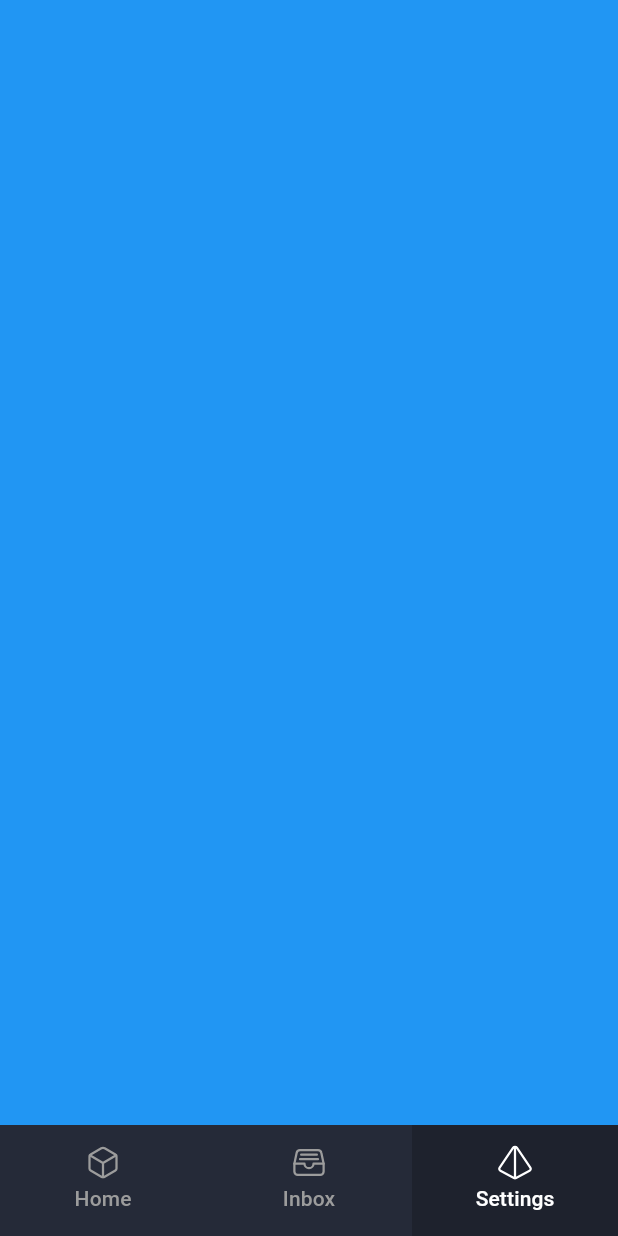
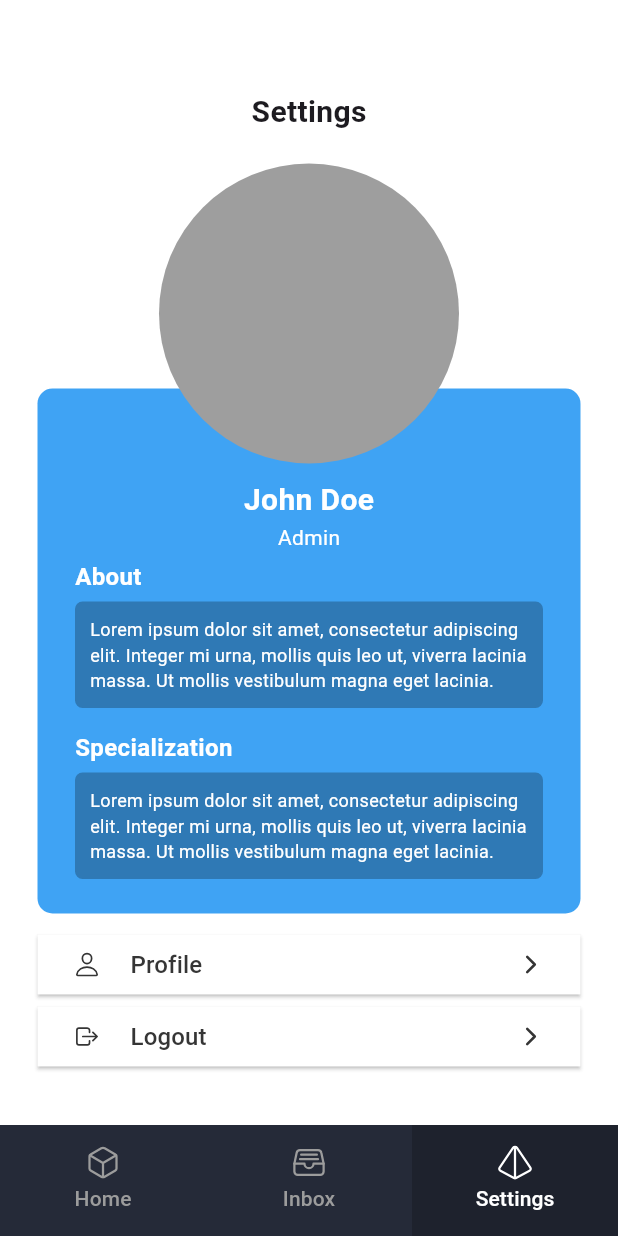
Before and after one commit to ArfanKarunia/cmlabs-connect, a Flutter app: the BottomNavigation screen opened by its route, item 3 of the bottom bar chosen, on a phone screen of 412 x 824 dp. Run offline on Flutter 3.47's test engine with Material 3 defaults, Android fonts, the phone set to English and light mode, and no system bars; our stand-ins replace connectivity_plus, get, hive, hive_flutter, ionicons, sentry_flutter; accounts and stored records are empty.

Commit message:
feat: settings View

```diff
--- a/lib/src/routes/app_routes.dart
+++ b/lib/src/routes/app_routes.dart
@@ -1,6 +1,7 @@
 import 'package:get/get.dart';
 import 'package:quotation_app/src/view/detail_quotation.dart';
 import 'package:quotation_app/src/view/login_view.dart';
+import 'package:quotation_app/src/view/profile_view.dart';
 import 'package:quotation_app/src/widgets/bottom_navigation.dart';
 
 class AppRoutes {
@@ -8,6 +9,7 @@ class AppRoutes {
   static const String home = '/';
   static const String loginForm = '/login';
   static const String detailQuotation = '/detailQuotation';
+  static const String profile = '/profile';
 
   // List of Route
   static List<GetPage> routes = [
@@ -26,5 +28,6 @@ class AppRoutes {
         return DetailQuotation(quotation: args['quotation']);
       },
     ),
+    GetPage(name: profile, page: () => ProfileView()),
   ];
 }
--- /dev/null
+++ b/lib/src/view/setting_view.dart
@@ -0,0 +1,234 @@
+import 'package:flutter/material.dart';
+import 'package:get/get.dart';
+import 'package:ionicons/ionicons.dart';
+import 'package:quotation_app/src/utils/color.dart';
+
+class SettingView extends StatelessWidget {
+  const SettingView({super.key});
+
+  @override
+  Widget build(BuildContext context) {
+    return Scaffold(
+      backgroundColor: Colors.grey,
+      body: Container(
+        color: AppColors.white,
+        width: double.infinity,
+        padding: EdgeInsets.only(
+          top: 60,
+          left: 25,
+          right: 25,
+          bottom: 25,
+        ),
+        child: Column(
+          crossAxisAlignment: CrossAxisAlignment.center,
+          children: [
+            // Header
+            Text(
+              "Settings",
+              style: TextStyle(
+                fontSize: 20,
+                fontWeight: FontWeight.bold,
+              ),
+            ),
+
+            SizedBox(
+              height: 20,
+            ),
+
+            Stack(
+              alignment: Alignment.bottomCenter,
+              children: [
+                Container(
+                  width: double.infinity,
+                  height: 500,
+                ),
+                Container(
+                  height: 350,
+                  decoration: BoxDecoration(
+                    color: AppColors.primary,
+                    borderRadius: BorderRadius.circular(10),
+                  ),
+                  child: Column(
+                    crossAxisAlignment: CrossAxisAlignment.center,
+                    children: [
+                      SizedBox(
+                        height: 60,
+                      ),
+                      Text(
+                        "John Doe",
+                        style: TextStyle(
+                          fontSize: 20,
+                          fontWeight: FontWeight.bold,
+                          color: Colors.white,
+                        ),
+                      ),
+                      Text(
+                        "Admin",
+                        style: TextStyle(
+                          fontSize: 14,
+                          color: Colors.white,
+                        ),
+                      ),
+                      Container(
+                        padding:
+                            EdgeInsets.symmetric(horizontal: 25, vertical: 5),
+                        width: MediaQuery.of(context).size.width - 50,
+                        child: Column(
+                          crossAxisAlignment: CrossAxisAlignment.start,
+                          children: [
+                            Text(
+                              "About",
+                              style: TextStyle(
+                                fontSize: 16,
+                                fontWeight: FontWeight.bold,
+                                color: Colors.white,
+                              ),
+                            ),
+                            SizedBox(
+                              height: 5,
+                            ),
+                            Container(
+                              padding: EdgeInsets.all(10),
+                              decoration: BoxDecoration(
+                                  color: Colors.black26,
+                                  borderRadius: BorderRadius.circular(5)),
+                              child: Text(
+                                "Lorem ipsum dolor sit amet, consectetur adipiscing elit. Integer mi urna, mollis quis leo ut, viverra lacinia massa. Ut mollis vestibulum magna eget lacinia. Pellentesque sed turpis nibh. Lorem ipsum dolor sit amet, consectetur adipiscing elit.",
+                                maxLines: 3,
+                                style: TextStyle(
+                                  fontSize: 12,
+                                  color: Colors.white,
+                                ),
+                              ),
+                            ),
+                            SizedBox(
+                              height: 15,
+                            ),
+                            Text(
+                              "Specialization",
+                              style: TextStyle(
+                                fontSize: 16,
+                                fontWeight: FontWeight.bold,
+                                color: Colors.white,
+                              ),
+                            ),
+                            SizedBox(
+                              height: 5,
+                            ),
+                            Container(
+                              padding: EdgeInsets.all(10),
+                              decoration: BoxDecoration(
+                                  color: Colors.black26,
+                                  borderRadius: BorderRadius.circular(5)),
+                              child: Text(
+                                "Lorem ipsum dolor sit amet, consectetur adipiscing elit. Integer mi urna, mollis quis leo ut, viverra lacinia massa. Ut mollis vestibulum magna eget lacinia. Pellentesque sed turpis nibh. Lorem ipsum dolor sit amet, consectetur adipiscing elit.",
+                                maxLines: 3,
+                                style: TextStyle(
+                                  fontSize: 12,
+                                  color: Colors.white,
+                                ),
+                              ),
+                            )
+                          ],
+                        ),
+                      )
+                    ],
+                  ),
+                ),
+                Positioned(
+                  top: 0,
+                  child: Container(
+                    height: 200,
+                    width: 200,
+                    decoration: BoxDecoration(
+                      shape: BoxShape.circle,
+                      color: Colors.grey,
+                    ),
+                  ),
+                )
+              ],
+            ),
+
+            SizedBox(
+              height: 10,
+            ),
+
+            ElevatedButton(
+              style: ButtonStyle(
+                  backgroundColor: WidgetStatePropertyAll(AppColors.white),
+                  foregroundColor:
+                      WidgetStatePropertyAll(AppColors.primaryText),
+                  overlayColor: WidgetStatePropertyAll(AppColors.lightBlue),
+                  shape: WidgetStatePropertyAll(RoundedRectangleBorder(
+                      borderRadius: BorderRadius.circular(0)))),
+              onPressed: () => Get.toNamed('/profile'),
+              child: Container(
+                child: Row(
+                  mainAxisAlignment: MainAxisAlignment.spaceBetween,
+                  children: [
+                    Row(
+                      children: [
+                        Icon(
+                          Ionicons.person_outline,
+                        ),
+                        SizedBox(
+                          width: 20,
+                        ),
+                        Text(
+                          "Profile",
+                          style: TextStyle(
+                            fontSize: 16,
+                          ),
+                        )
+                      ],
+                    ),
+                    Icon(
+                      Ionicons.chevron_forward,
+                    ),
+                  ],
+                ),
+              ),
+            ),
+
+            ElevatedButton(
+              style: ButtonStyle(
+                  backgroundColor: WidgetStatePropertyAll(AppColors.white),
+                  foregroundColor:
+                      WidgetStatePropertyAll(AppColors.primaryText),
+                  overlayColor: WidgetStatePropertyAll(AppColors.lightBlue),
+                  shape: WidgetStatePropertyAll(RoundedRectangleBorder(
+                      borderRadius: BorderRadius.circular(0)))),
+              onPressed: () {},
+              child: Container(
+                child: Row(
+                  mainAxisAlignment: MainAxisAlignment.spaceBetween,
+                  children: [
+                    Row(
+                      children: [
+                        Icon(
+                          Ionicons.log_out_outline,
+                        ),
+                        SizedBox(
+                          width: 20,
+                        ),
+                        Text(
+                          "Logout",
+                          style: TextStyle(
+                            fontSize: 16,
+                          ),
+                        )
+                      ],
+                    ),
+                    Icon(
+                      Ionicons.chevron_forward,
+                    ),
+                  ],
+                ),
+              ),
+            ),
+          ],
+        ),
+      ),
+    );
+  }
+}
--- a/lib/src/widgets/bottom_navigation.dart
+++ b/lib/src/widgets/bottom_navigation.dart
@@ -6,6 +6,7 @@ import 'package:quotation_app/src/controllers/filter_controller.dart';
 import 'package:quotation_app/src/utils/color.dart';
 import 'package:quotation_app/src/view/home_view.dart';
 import 'package:quotation_app/src/view/inbox_view.dart';
+import 'package:quotation_app/src/view/setting_view.dart';
 import 'package:quotation_app/src/widgets/filter_container.dart';
 
 class BottomNavigation extends StatelessWidget {
@@ -16,7 +17,7 @@ class BottomNavigation extends StatelessWidget {
   final List<Widget> _pages = [
     HomeView(), // Halaman pertama
     InboxView(), // Halaman kedua
-    Container(color: Colors.blue), // Halaman ketiga
+    SettingView() // Halaman ketiga
   ];
 
   final List<Widget> _tabList = [
--- a/lib/src/widgets/filter_container.dart
+++ b/lib/src/widgets/filter_container.dart
@@ -11,7 +11,7 @@ import 'package:quotation_app/src/utils/color.dart';
 
 import '../constant/const.dart';
 
-class FilterContainer extends StatelessWidget {
+class FilterContainer extends StatefulWidget {
   FilterContainer({
     super.key,
     required this.filterController,
@@ -19,21 +19,32 @@ class FilterContainer extends StatelessWidget {
 
   final FilterController filterController;
 
+  @override
+  State<FilterContainer> createState() => _FilterContainerState();
+}
+
+class _FilterContainerState extends State<FilterContainer> {
   final QuotationController quotationController =
       Get.put(QuotationController());
 
   final CategoryController categoryController = Get.put(CategoryController());
+
   final ClientSourceController clientSourceController =
       Get.put(ClientSourceController());
 
   // menyimpan nilai sementara untuk filter
   final Rx<DateTime?> temporaryStartDate = Rx<DateTime?>(null);
+
   final Rx<DateTime?> temporaryEndDate = Rx<DateTime?>(null);
+
   final Rx<StatusLead?> temporaryStatusLead = Rx<StatusLead?>(null);
+
   final Rx<Category?> temporaryCategory = Rx<Category?>(null);
+
   final Rx<ClientSource?> temporaryClienSource = Rx<ClientSource?>(null);
 
   final TextEditingController startDateController = TextEditingController();
+
   final TextEditingController endDateController = TextEditingController();
 
   void clearFilter() {
@@ -51,21 +62,23 @@ class FilterContainer extends StatelessWidget {
   Widget build(BuildContext context) {
     return Obx(
       () {
-        return (filterController.filterVisible.value)
+        return (widget.filterController.filterVisible.value)
             ? Stack(
                 alignment: Alignment.bottomCenter,
                 children: [
                   GestureDetector(
-                    onTap: () => filterController.toggleFilterVisibility(),
-                    child: AnimatedOpacity(
-                      opacity: filterController.filterVisible.value ? 0.5 : 0.0,
-                      curve: Curves.ease,
-                      duration: const Duration(seconds: 2),
-                      child: Container(
-                        color: Colors.black38,
-                      ),
-                    ),
-                  ),
+                      onTap: () =>
+                          widget.filterController.toggleFilterVisibility(),
+                      child: AnimatedOpacity(
+                        opacity: widget.filterController.opacityVisible.value
+                            ? 1
+                            : 0.0,
+                        curve: Curves.linear,
+                        duration: const Duration(milliseconds: 200),
+                        child: Container(
+                          color: Colors.black38,
+                        ),
+                      )),
                   Container(
                     padding: const EdgeInsets.all(25),
                     width: double.infinity,
@@ -99,7 +112,8 @@ class FilterContainer extends StatelessWidget {
                                 quotationController.clearFilter();
                                 clearFilter();
 
-                                filterController.toggleFilterVisibility();
+                                widget.filterController
+                                    .toggleFilterVisibility();
                               },
                               child: const Text(
                                 "Clear",
@@ -423,7 +437,8 @@ class FilterContainer extends StatelessWidget {
                                       temporaryEndDate.value;
 
                                   // close Filter Container
-                                  filterController.toggleFilterVisibility();
+                                  widget.filterController
+                                      .toggleFilterVisibility();
                                 },
                                 child: const Text("Submit"),
                               ),
```
Also changed, not shown: lib/src/controllers/filter_controller.dart (+13 -0 lines), lib/src/view/profile_view.dart (added, +135 -0 lines).
